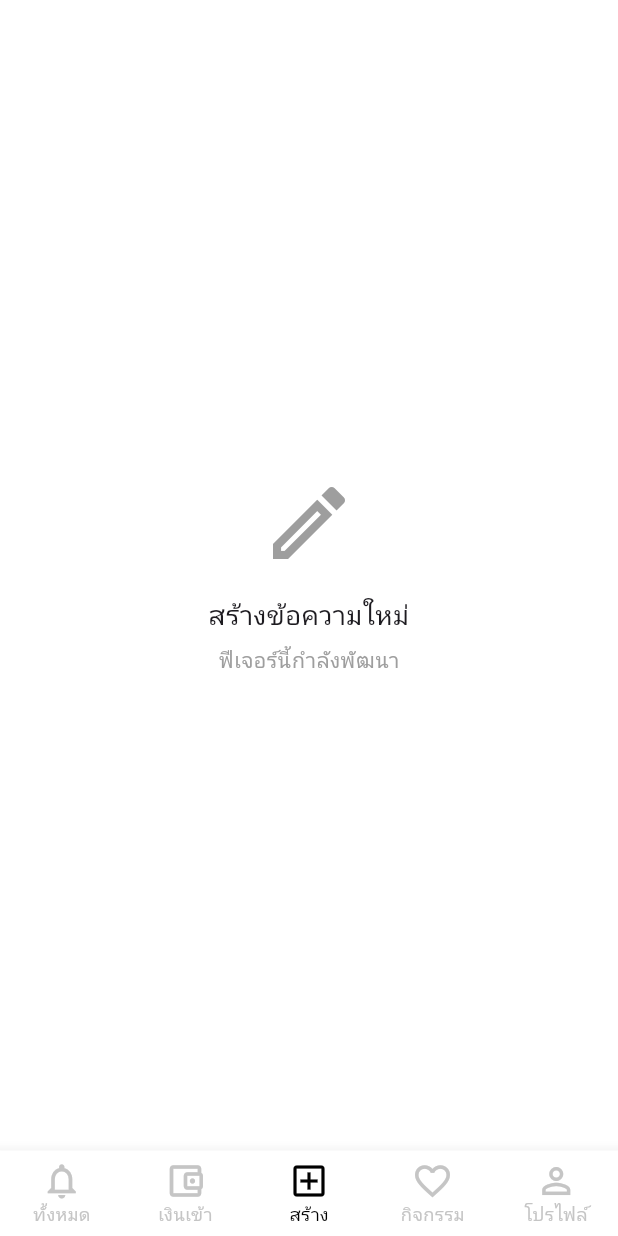
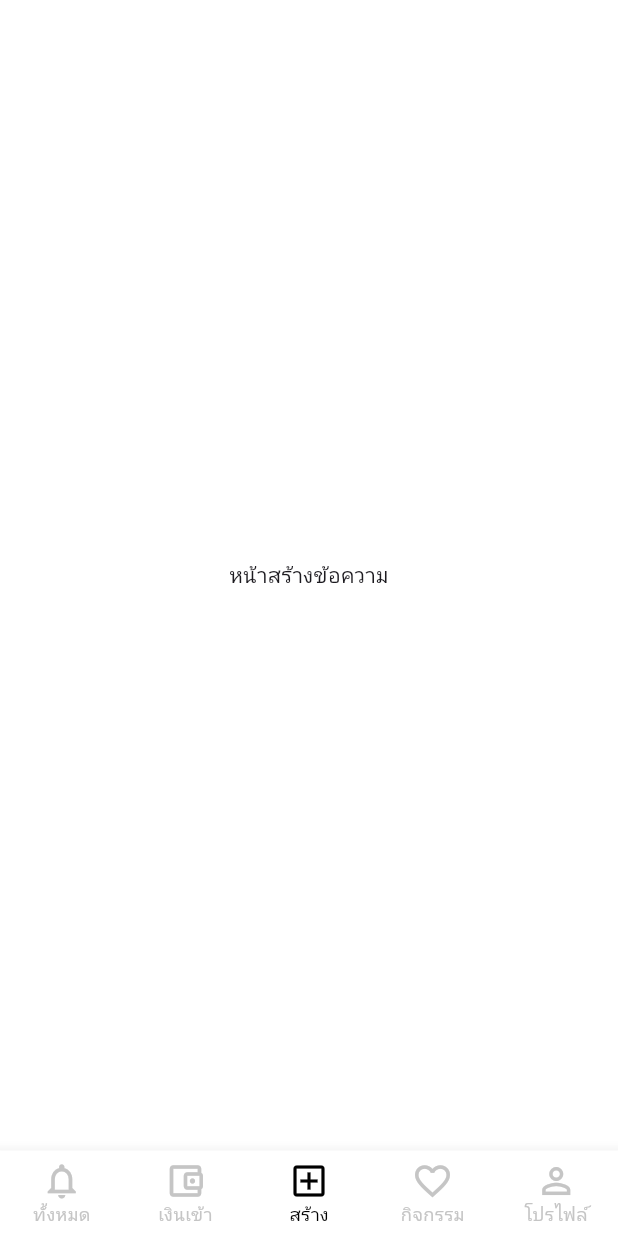
Before and after one commit to basshop/apk, a Flutter app: the screen it shows after launch, item 3 of the bottom bar chosen, on a phone screen of 412 x 824 dp. Run offline on Flutter 3.47's test engine with Material 3 defaults, Android fonts, the phone set to English and light mode, and no system bars; our stand-ins replace google_fonts, permission_handler.

Commit message:
force update

```diff
--- a/lib/main.dart
+++ b/lib/main.dart
@@ -351,36 +351,16 @@ class _MainScreenState extends State<MainScreen> {
             fontSize: 20,
           ),
         ),
-        actions: [
-          if (isLoading)
-            const Center(
-              child: Padding(
-                padding: EdgeInsets.all(16.0),
-                child: SizedBox(
-                  width: 20,
-                  height: 20,
-                  child: CircularProgressIndicator(strokeWidth: 2),
-                ),
-              ),
-            )
-          else
-            IconButton(
-              icon: const Icon(Icons.refresh),
-              onPressed: _loadMessages,
-              tooltip: 'รีเฟรช',
-            ),
-        ],
       ),
       body: moneyMessages.isEmpty
           ? Center(
               child: Column(
                 mainAxisAlignment: MainAxisAlignment.center,
                 children: [
-                  const Icon(Icons.account_balance_wallet_outlined,
-                      size: 64, color: Colors.grey),
+                  const Icon(Icons.account_balance_wallet_outlined, size: 64, color: Colors.grey),
                   const SizedBox(height: 16),
                   Text(
-                    'ยังไม่มีการแจ้งเตือนเงินเข้า',
+                    'ยังไม่มีรายการเงินเข้า',
                     style: GoogleFonts.ibmPlexSansThai(
                       fontSize: 18,
                       color: Colors.grey,
@@ -389,105 +369,34 @@ class _MainScreenState extends State<MainScreen> {
                 ],
               ),
             )
-          : RefreshIndicator(
-              onRefresh: _loadMessages,
-              child: ListView.builder(
-                physics: const AlwaysScrollableScrollPhysics(),
-                itemCount: moneyMessages.length,
-                itemBuilder: (context, index) {
-                  final message = moneyMessages[index];
-                  return _buildMessageCard(message, isMoneyMessage: true);
-                },
-              ),
+          : ListView.builder(
+              itemCount: moneyMessages.length,
+              itemBuilder: (context, index) {
+                final message = moneyMessages[index];
+                return _buildMessageCard(message);
+              },
             ),
     );
   }
 
-  Widget _buildComposePage() {
-    return Center(
-      child: Column(
-        mainAxisAlignment: MainAxisAlignment.center,
-        children: [
-          const Icon(Icons.edit_outlined, size: 64, color: Colors.grey),
-          const SizedBox(height: 16),
-          Text(
-            'สร้างข้อความใหม่',
-            style: GoogleFonts.ibmPlexSansThai(fontSize: 18),
-          ),
-          const SizedBox(height: 8),
-          Text(
-            'ฟีเจอร์นี้กำลังพัฒนา',
-            style: GoogleFonts.ibmPlexSansThai(fontSize: 14, color: Colors.grey),
-          ),
-        ],
+  Widget _buildComposePage() => const Center(child: Text('หน้าสร้างข้อความ'));
+  Widget _buildActivityPage() => const Center(child: Text('หน้ากิจกรรม'));
+  Widget _buildProfilePage() => const Center(child: Text('หน้าโปรไฟล์'));
+
+  Widget _buildMessageCard(SmsMessage message) {
+    final date = DateTime.fromMillisecondsSinceEpoch(message.date);
+    return Card(
+      margin: const EdgeInsets.symmetric(horizontal: 16, vertical: 8),
+      elevation: 0,
+      shape: RoundedRectangleBorder(
+        borderRadius: BorderRadius.circular(12),
+        side: BorderSide(color: Colors.grey[200]!),
       ),
-    );
-  }
-
-  Widget _buildActivityPage() {
-    return Center(
-      child: Column(
-        mainAxisAlignment: MainAxisAlignment.center,
-        children: [
-          const Icon(Icons.favorite_outline, size: 64, color: Colors.grey),
-          const SizedBox(height: 16),
-          Text(
-            'กิจกรรม',
-            style: GoogleFonts.ibmPlexSansThai(fontSize: 18),
-          ),
-          const SizedBox(height: 8),
-          Text(
-            'ดูกิจกรรมทั้งหมดของคุณที่นี่',
-            style: GoogleFonts.ibmPlexSansThai(fontSize: 14, color: Colors.grey),
-          ),
-        ],
-      ),
-    );
-  }
-
-  Widget _buildProfilePage() {
-    return Center(
-      child: Column(
-        mainAxisAlignment: MainAxisAlignment.center,
-        children: [
-          const CircleAvatar(
-            radius: 50,
-            backgroundColor: Colors.blue,
-            child: Icon(Icons.person, size: 50, color: Colors.white),
-          ),
-          const SizedBox(height: 16),
-          Text(
-            'โปรไฟล์ของคุณ',
-            style: GoogleFonts.ibmPlexSansThai(
-              fontSize: 20,
-              fontWeight: FontWeight.bold,
-            ),
-          ),
-          const SizedBox(height: 8),
-          Text(
-            'จัดการข้อมูลส่วนตัวของคุณ',
-            style: GoogleFonts.ibmPlexSansThai(fontSize: 14, color: Colors.grey),
-          ),
-        ],
-      ),
-    );
-  }
-
-  Widget _buildMessageCard(SmsMessage message, {bool isMoneyMessage = false}) {
-    final date = DateTime.fromMillisecondsSinceEpoch(message.date);
-
-    return Card(
-      margin: const EdgeInsets.symmetric(horizontal: 12, vertical: 6),
-      elevation: 2,
-      shape: RoundedRectangleBorder(borderRadius: BorderRadius.circular(12)),
       child: ListTile(
-        contentPadding: const EdgeInsets.all(12),
+        contentPadding: const EdgeInsets.all(16),
         leading: CircleAvatar(
-          backgroundColor: isMoneyMessage ? Colors.green : Colors.blue,
-          child: Icon(
-            isMoneyMessage ? Icons.attach_money : Icons.message,
-            color: Colors.white,
-          ),
+          backgroundColor: Colors.grey[100],
+          child: const Icon(Icons.message, color: Colors.black),
         ),
         title: Text(
           message.address,
```
Also changed, not shown: 2 other files.
